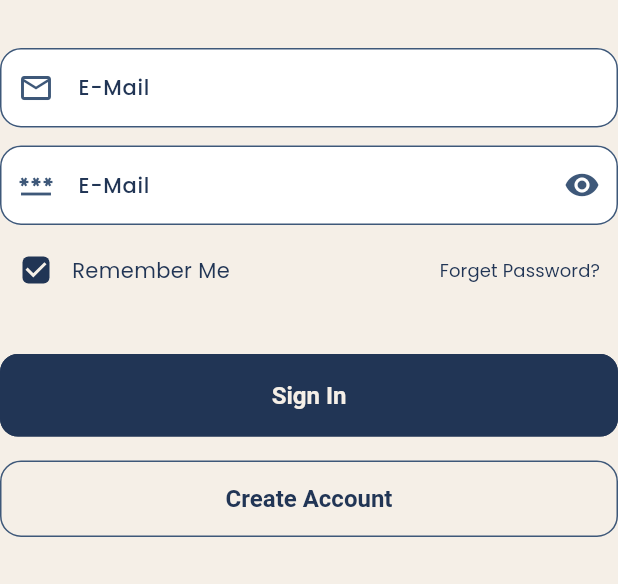
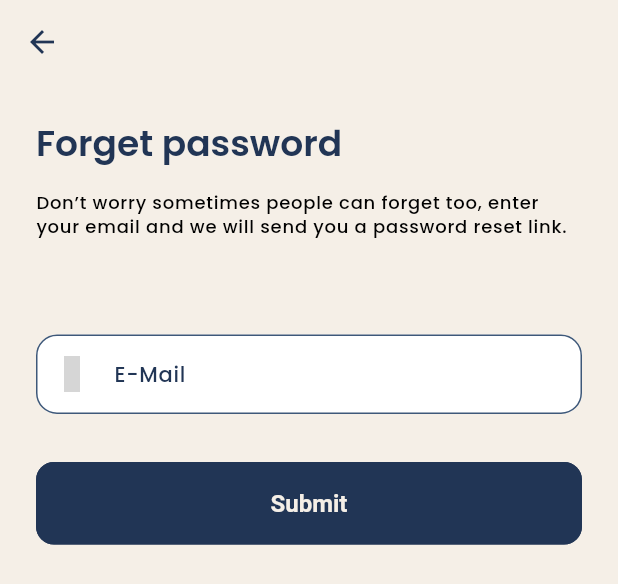
Before and after one commit to Samarth-Ad/Ecom_flutter_app, a Flutter app: the LoginForm widget shown alone on an empty page, opened directly, after a tap on "Forget Password?", on a phone screen of 412 x 824 dp. Shown: the top 584 px of the screen. Run offline on Flutter 3.47's test engine with Material 3 defaults, Android fonts, the phone set to English and light mode, and no system bars; our stand-ins replace get, iconsax_flutter, smooth_page_indicator; project files that could hold a hidden picture were left out; grey boxes are pictures that could not be loaded.

Commit message:
upgrade push

```diff
--- a/lib/app.dart
+++ b/lib/app.dart
@@ -2,11 +2,7 @@ import 'package:ecom_app/features/authentication/screens/onboarding/onboarding.d
 import 'package:ecom_app/utils/theme/theme.dart';
 import 'package:flutter/material.dart';
 import 'package:get/get.dart';
-
 import 'features/authentication/screens/sign up/sign_up.dart';
-
-
-
 class MyApp extends StatefulWidget {
   const MyApp({super.key});
 
--- a/lib/features/authentication/screens/Login/widgets/loginForm.dart
+++ b/lib/features/authentication/screens/Login/widgets/loginForm.dart
@@ -1,11 +1,13 @@
+import 'package:ecom_app/features/authentication/screens/password_configuration/forget_password.dart';
 import 'package:ecom_app/features/authentication/screens/sign%20up/sign_up.dart';
 import 'package:flutter/material.dart';
-
+import '../../../../../navigation_menu..dart';
 import '../../../../../utils/constants/colors.dart';
 import '../../../../../utils/constants/image_strings.dart';
 import '../../../../../utils/constants/sizes.dart';
 import '../../../../../utils/constants/texts_string.dart';
 import 'package:get/get.dart';
+
 class LoginForm extends StatelessWidget {
   const LoginForm({
     super.key,
@@ -50,7 +52,7 @@ class LoginForm extends StatelessWidget {
                 ),
                 // forget password
                 TextButton(
-                  onPressed: () {},
+                  onPressed: ()=> Get.to(() => const forget_password()),
                   child: const Text(TTexts.forgetPassword),
                 ),
               ],
@@ -61,7 +63,7 @@ class LoginForm extends StatelessWidget {
             SizedBox(
               width: double.infinity,
               child: ElevatedButton(
-                onPressed: () {},
+                onPressed: () => Get.to(()=> Navigation_Menu()),
                 child: Text(TTexts.signIn),
               ),
             ),
--- /dev/null
+++ b/lib/features/authentication/screens/password_configuration/forget_password.dart
@@ -0,0 +1,56 @@
+import 'package:ecom_app/features/authentication/screens/password_configuration/reset_password.dart';
+import 'package:ecom_app/utils/constants/sizes.dart';
+import 'package:ecom_app/utils/constants/texts_string.dart';
+import 'package:flutter/material.dart';
+import 'package:get/get.dart';
+import 'package:get/get_core/src/get_main.dart';
+import 'package:iconsax_flutter/iconsax_flutter.dart';
+
+class forget_password extends StatelessWidget {
+  const forget_password({super.key});
+
+  @override
+  Widget build(BuildContext context) {
+    return Scaffold(
+      appBar: AppBar(),
+      body: Padding(
+        padding: const EdgeInsets.all(TSizes.defaultSpace),
+        child: Column(
+          crossAxisAlignment: CrossAxisAlignment.start,
+          children: [
+
+            // Heading
+            Text(
+              TTexts.forgetPasswordTitle,
+              style: Theme.of(context).textTheme.headlineMedium,
+            ),
+            const SizedBox(height: TSizes.spaceBetween_items),
+            Text(
+              TTexts.forgetPasswordSubTitle,
+              style: Theme.of(context).textTheme.labelMedium,
+            ),
+            const SizedBox(height: TSizes.spaceBetween_sections * 2),
+
+            // Text Field
+            TextFormField(
+              decoration: InputDecoration(
+                labelText: TTexts.email,
+                prefixIcon: Icon(Iconsax.direct_right),
+              ),
+            ),
+            const SizedBox(height: TSizes.spaceBetween_sections),
+
+            // Submit
+            SizedBox(
+              width: double.infinity,
+              child: ElevatedButton(
+                onPressed: () => Get.off(() => reset_password()),
+                child: Text(TTexts.submit),
+              ),
+            ),
+          ],
+        ),
+      ),
+    );
+  }
+}
--- a/pubspec.yaml
+++ b/pubspec.yaml
@@ -17,6 +17,7 @@ dependencies:
   get: ^4.7.2
   flutter_native_splash: ^2.4.5
   smooth_page_indicator: ^1.2.1
+  iconsax_flutter: ^1.0.1
 
 dev_dependencies:
   flutter_test:
```
Also changed, not shown: lib/features/authentication/screens/password_configuration/reset_password.dart (added, +73 -0 lines), lib/navigation_menu..dart (added, +42 -0 lines), pubspec.lock.
